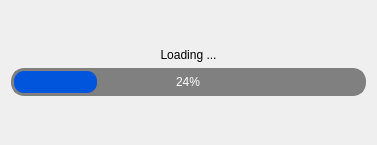
This is pulse/interface/data/ui_files/messages/new_loading_window.ui in open-pulse/OpenPulse as Qt 5 draws it before an edit. The edited form follows.
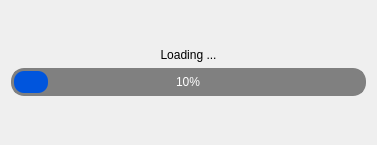
This is the edited form.

Patch:
```diff
--- a/pulse/interface/data/ui_files/messages/new_loading_window.ui
+++ b/pulse/interface/data/ui_files/messages/new_loading_window.ui
@@ -60,7 +60,7 @@
    <item>
     <widget class="QProgressBar" name="progress_bar">
      <property name="value">
-      <number>24</number>
+      <number>10</number>
      </property>
      <property name="textVisible">
       <bool>true</bool>
```
